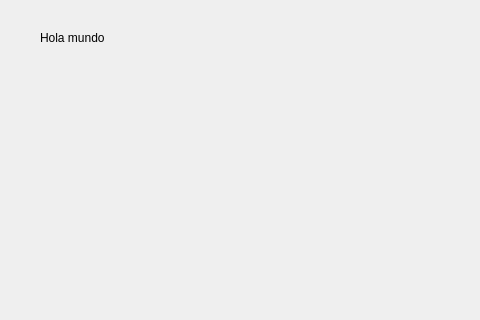
Above: principal.ui from Gilmar-Campoverde/Repositorio before the change; both pictures show x 0 to 480 and y 0 to 320 of the 800 by 600 pixel window. Below: the same form after it.
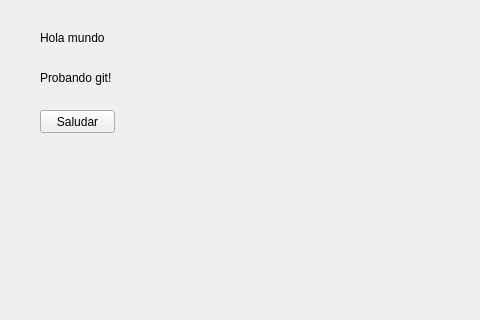
That is the form after the change.

Commit message: Agregado boton y clase persona

Patch:
```diff
--- a/principal.ui
+++ b/principal.ui
@@ -27,6 +27,32 @@
      <string>Hola mundo</string>
     </property>
    </widget>
+   <widget class="QLabel" name="outSaludo">
+    <property name="geometry">
+     <rect>
+      <x>40</x>
+      <y>70</y>
+      <width>241</width>
+      <height>16</height>
+     </rect>
+    </property>
+    <property name="text">
+     <string>Probando git!</string>
+    </property>
+   </widget>
+   <widget class="QPushButton" name="cmdSaludar">
+    <property name="geometry">
+     <rect>
+      <x>40</x>
+      <y>110</y>
+      <width>75</width>
+      <height>23</height>
+     </rect>
+    </property>
+    <property name="text">
+     <string>Saludar</string>
+    </property>
+   </widget>
   </widget>
   <widget class="QMenuBar" name="menubar">
    <property name="geometry">
```
The commit also changes 5 other files.
